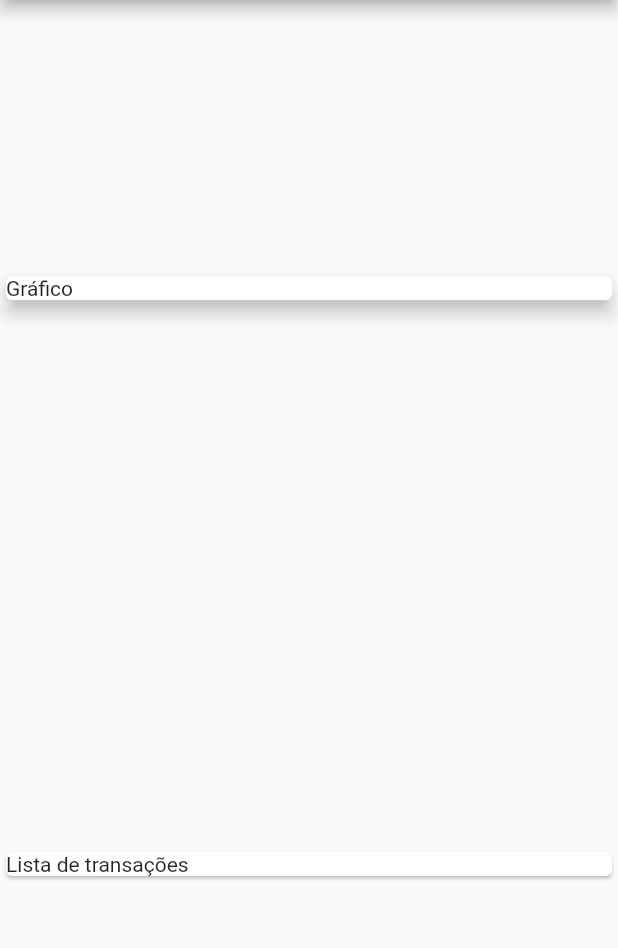
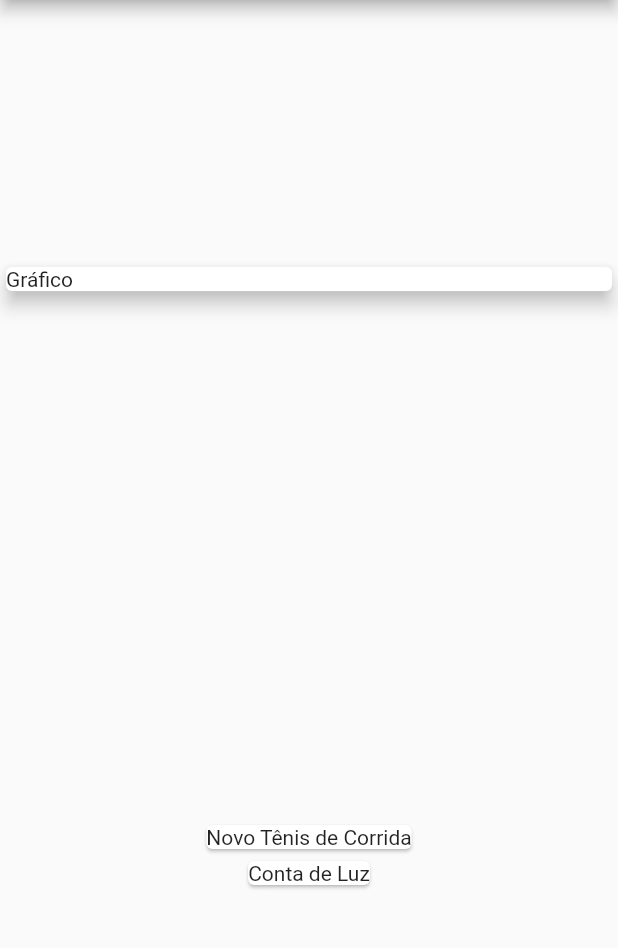
Before and after one commit to wladyband/sistemas_de_despesas, a Flutter app: the screen it shows after launch, on a phone screen of 412 x 824 dp, the part 84-1032 px from its top. Run offline on Flutter 3.47's test engine with Material 2 defaults, Android fonts, the phone set to English and light mode, and no system bars.

Commit message:
mapeando dados da widgets na auala 90

```diff
--- a/lib/main.dart
+++ b/lib/main.dart
@@ -8,7 +8,7 @@ class ExpensesApp extends StatelessWidget {
 
   @override
   Widget build(BuildContext context) {
-    return const MaterialApp(home: MyHomePage());
+    return MaterialApp(home: MyHomePage());
   }
 }
 
@@ -50,9 +50,13 @@ class MyHomePage extends StatelessWidget {
               elevation: 5,
             ),
           ),
-          Card(
-            child: Text('Lista de transações'),
-          )
+          Column(
+            children: _transactions.map((tr) {
+              return Card(
+                child: Text(tr.title),
+              );
+            }).toList(),
+          ),
         ],
       )
     );
```
